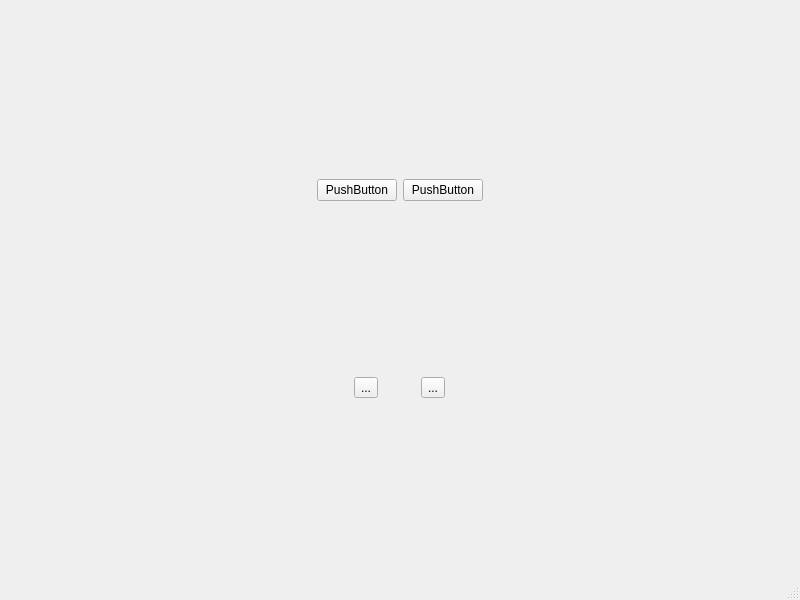
First picture: the form in ui/untitled.ui, repository xuzhuwukong/school, before the edit.
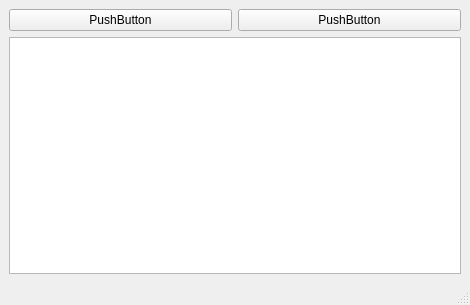
Second picture: the form after the edit.

```diff
--- a/ui/untitled.ui
+++ b/ui/untitled.ui
@@ -6,8 +6,8 @@
    <rect>
     <x>0</x>
     <y>0</y>
-    <width>800</width>
-    <height>600</height>
+    <width>470</width>
+    <height>305</height>
    </rect>
   </property>
   <property name="windowTitle">
@@ -33,23 +33,11 @@
       </item>
      </layout>
     </item>
+    <item row="2" column="0">
+     <layout class="QHBoxLayout" name="horizontalLayout_2"/>
+    </item>
     <item row="1" column="0">
-     <layout class="QHBoxLayout" name="horizontalLayout_2">
-      <item>
-       <widget class="QToolButton" name="toolButton">
-        <property name="text">
-         <string>...</string>
-        </property>
-       </widget>
-      </item>
-      <item>
-       <widget class="QToolButton" name="toolButton_2">
-        <property name="text">
-         <string>...</string>
-        </property>
-       </widget>
-      </item>
-     </layout>
+     <widget class="QTableWidget" name="tableWidget"/>
     </item>
    </layout>
   </widget>
```
Left out of the diff: 2 changed lines with no effect on the pictures.
